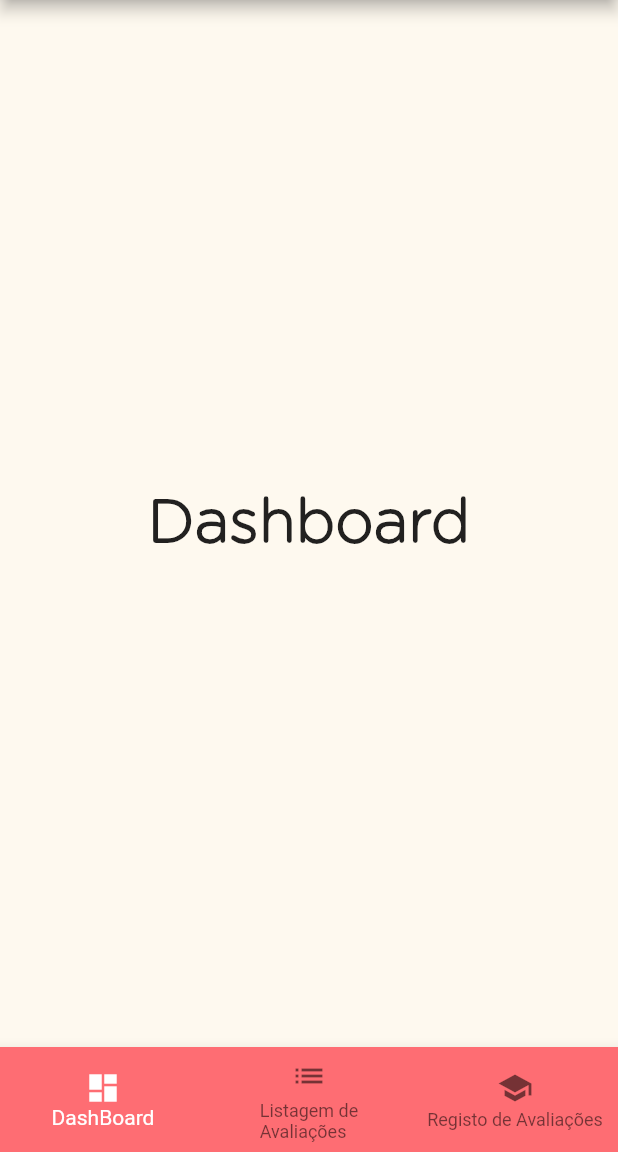
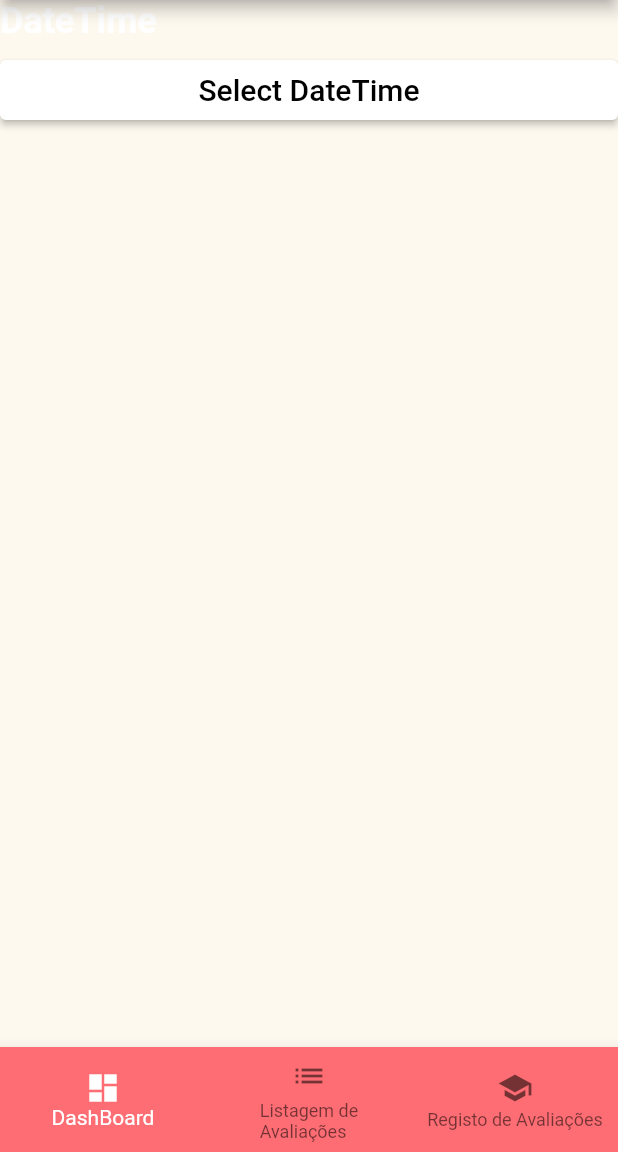
Before and after one commit to Culurio/MiniProjeto, a Flutter app: the screen it shows after launch, on a phone screen of 412 x 824 dp, the part 84-1236 px from its top. Run offline on Flutter 3.47's test engine with Material 2 defaults, Android fonts, the phone set to English and light mode, and no system bars.

Commit message:
Commit fixe

```diff
--- a/lib/avalicao.dart
+++ b/lib/avalicao.dart
@@ -18,7 +18,4 @@ caracteres (incluindo espaços);
 
   Avaliacao (this.disciplina_nome, this.tipo, this.data, this.hora, this.nivel, this.observacoes);
 
-
-
-
 }
--- a/lib/main.dart
+++ b/lib/main.dart
@@ -1,13 +1,14 @@
 import 'package:flutter/material.dart';
-import 'package:mini_projeto/avalicao.dart';
-import 'package:mini_projeto/listar_registo.dart';
-import 'package:mini_projeto/registo_avaliacao.dart';
+import 'package:mini_projeto/avaliacoesLista.dart';
+import 'package:mini_projeto/pages/listar_registo.dart';
+import 'package:mini_projeto/pages/registo_avaliacao.dart';
+import 'package:mini_projeto/widgets/date_hour_picker.dart';
 
 void main() {
   runApp(MyApp());
 }
 
-List<Avaliacao> avaliacaoLista = <Avaliacao>[];
+Lista_Avalicao avaliacaoLista = Lista_Avalicao();
 
 class MyApp extends StatelessWidget {
   MyApp({super.key});
@@ -93,7 +94,7 @@ class _HomeState extends State<Home> {
         currentIndex: _selectedIndex,
         selectedItemColor: Colors.white,
         onTap: _onItemTapped,
-        backgroundColor: Color(0xFFFE6D73),
+        backgroundColor: const Color(0xFFFE6D73),
       ),
     );
   }
@@ -109,9 +110,6 @@ class DashboardWidget extends StatelessWidget {
 
   @override
   Widget build(BuildContext context) {
-    return Text(
-      'Dashboard',
-      style: optionStyle,
-    );
+    return DatetimePickerWidget();
   }
 }
--- /dev/null
+++ b/lib/widgets/button_widget_time.dart
@@ -0,0 +1,77 @@
+import 'package:flutter/material.dart';
+
+class ButtonHeaderWidget extends StatelessWidget {
+  final String title;
+  final String text;
+  final VoidCallback onClicked;
+
+  const ButtonHeaderWidget({
+    super.key,
+    required this.title,
+    required this.text,
+    required this.onClicked,
+  });
+
+  @override
+  Widget build(BuildContext context) => HeaderWidget(
+    title: title,
+    child: ButtonWidget(
+      text: text,
+      onClicked: onClicked,
+    ),
+  );
+}
+
+class ButtonWidget extends StatelessWidget {
+  final String text;
+  final VoidCallback onClicked;
+
+  const ButtonWidget({
+    super.key,
+    required this.text,
+    required this.onClicked,
+  });
+
+  @override
+  Widget build(BuildContext context) => ElevatedButton(
+    style: ElevatedButton.styleFrom(
+      minimumSize: Size.fromHeight(40),
+      primary: Colors.white,
+    ),
+    child: FittedBox(
+      child: Text(
+        text,
+        style: TextStyle(fontSize: 20, color: Colors.black),
+      ),
+    ),
+    onPressed: onClicked,
+  );
+}
+
+class HeaderWidget extends StatelessWidget {
+  final String title;
+  final Widget child;
+
+  const HeaderWidget({
+    super.key,
+    required this.title,
+    required this.child,
+  });
+
+  @override
+  Widget build(BuildContext context) => Column(
+    crossAxisAlignment: CrossAxisAlignment.start,
+    children: [
+      Text(
+        title,
+        style: TextStyle(
+          color: Colors.white,
+          fontSize: 24,
+          fontWeight: FontWeight.bold,
+        ),
+      ),
+      const SizedBox(height: 8),
+      child,
+    ],
+  );
+}
--- /dev/null
+++ b/lib/widgets/date_hour_picker.dart
@@ -0,0 +1,73 @@
+import 'package:flutter/material.dart';
+import 'package:intl/intl.dart';
+import 'package:mini_projeto/widgets/button_widget_time.dart';
+
+class DatetimePickerWidget extends StatefulWidget {
+  @override
+  _DatetimePickerWidgetState createState() => _DatetimePickerWidgetState();
+}
+
+class _DatetimePickerWidgetState extends State<DatetimePickerWidget> {
+   DateTime? dateTime = null;
+
+  String getText() {
+    if (dateTime == null) {
+      return 'Select DateTime';
+    } else {
+      return DateFormat('MM/dd/yyyy HH:mm').format(dateTime!);
+    }
+  }
+
+  @override
+  Widget build(BuildContext context) => ButtonHeaderWidget(
+    title: 'DateTime',
+    text: getText(),
+    onClicked: () => pickDateTime(context),
+  );
+
+  Future pickDateTime(BuildContext context) async {
+    final date = await pickDate(context);
+    if (date == null) return;
+
+    final time = await pickTime(context);
+    if (time == null) return;
+
+    setState(() {
+      dateTime = DateTime(
+        date.year,
+        date.month,
+        date.day,
+        time.hour,
+        time.minute,
+      );
+    });
+  }
+
+  Future<DateTime?> pickDate(BuildContext context) async {
+    final initialDate = DateTime.now();
+    final newDate = await showDatePicker(
+      context: context,
+      initialDate: dateTime ?? initialDate,
+      firstDate: DateTime(DateTime.now().year - 5),
+      lastDate: DateTime(DateTime.now().year + 5),
+    );
+
+    if (newDate == null) return null;
+
+    return newDate;
+  }
+
+  Future<TimeOfDay?> pickTime(BuildContext context) async {
+    final initialTime = TimeOfDay(hour: 9, minute: 0);
+    final newTime = await showTimePicker(
+      context: context,
+      initialTime: dateTime != null
+          ? TimeOfDay(hour: dateTime!.hour, minute: dateTime!.minute)
+          : initialTime,
+    );
+
+    if (newTime == null) return null;
+
+    return newTime;
+  }
+}
--- a/pubspec.yaml
+++ b/pubspec.yaml
@@ -35,6 +35,7 @@ dependencies:
   # The following adds the Cupertino Icons font to your application.
   # Use with the CupertinoIcons class for iOS style icons.
   cupertino_icons: ^1.0.2
+  intl: ^0.18.0
 
 dev_dependencies:
   flutter_test:
```
Also changed, not shown: lib/avaliacoesLista.dart (added, +23 -0 lines), lib/pages/editar_avaliacao.dart (added, +234 -0 lines), lib/pages/listar_registo.dart (renamed from lib/listar_registo.dart, +7 -6 lines), lib/pages/registo_avaliacao.dart (renamed from lib/registo_avaliacao.dart, +19 -24 lines), lib/widgets/build_text_widget.dart (added, +28 -0 lines), lib/widgets/button_widget.dart (renamed from lib/button_widget.dart, +6 -5 lines), lib/widgets/dateDay_widget.dart (added, +36 -0 lines), lib/widgets/note_card_widget.dart (renamed from lib/note_card.dart, +48 -17 lines), lib/widgets/radio_options_widget.dart (renamed from lib/radio_options.dart), pubspec.lock, 1 other file.
